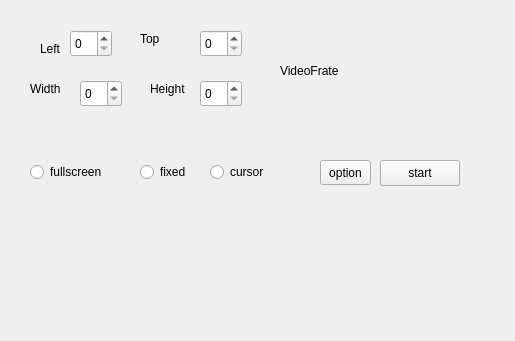
This is ssrtools.ui in BobbiHao/ssr_cp as Qt 5 draws it before an edit. The edited form follows.
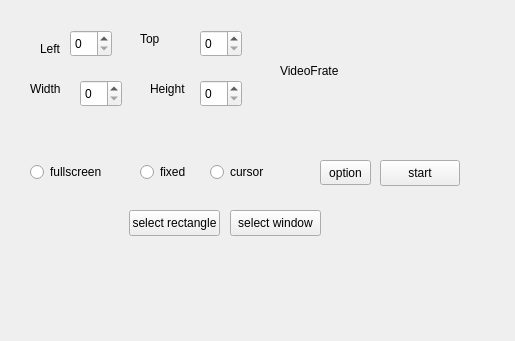
This is the edited form.

```diff
--- a/ssrtools.ui
+++ b/ssrtools.ui
@@ -183,6 +183,32 @@
     </rect>
    </property>
   </widget>
+  <widget class="QPushButton" name="m_pushbutton_video_select_rectangle">
+   <property name="geometry">
+    <rect>
+     <x>129</x>
+     <y>210</y>
+     <width>91</width>
+     <height>26</height>
+    </rect>
+   </property>
+   <property name="text">
+    <string>select rectangle</string>
+   </property>
+  </widget>
+  <widget class="QPushButton" name="m_pushbutton_video_select_window">
+   <property name="geometry">
+    <rect>
+     <x>230</x>
+     <y>210</y>
+     <width>91</width>
+     <height>26</height>
+    </rect>
+   </property>
+   <property name="text">
+    <string>select window</string>
+   </property>
+  </widget>
  </widget>
  <resources/>
  <connections/>
```
Left out of the diff: 3 changed lines with no effect on the pictures.
